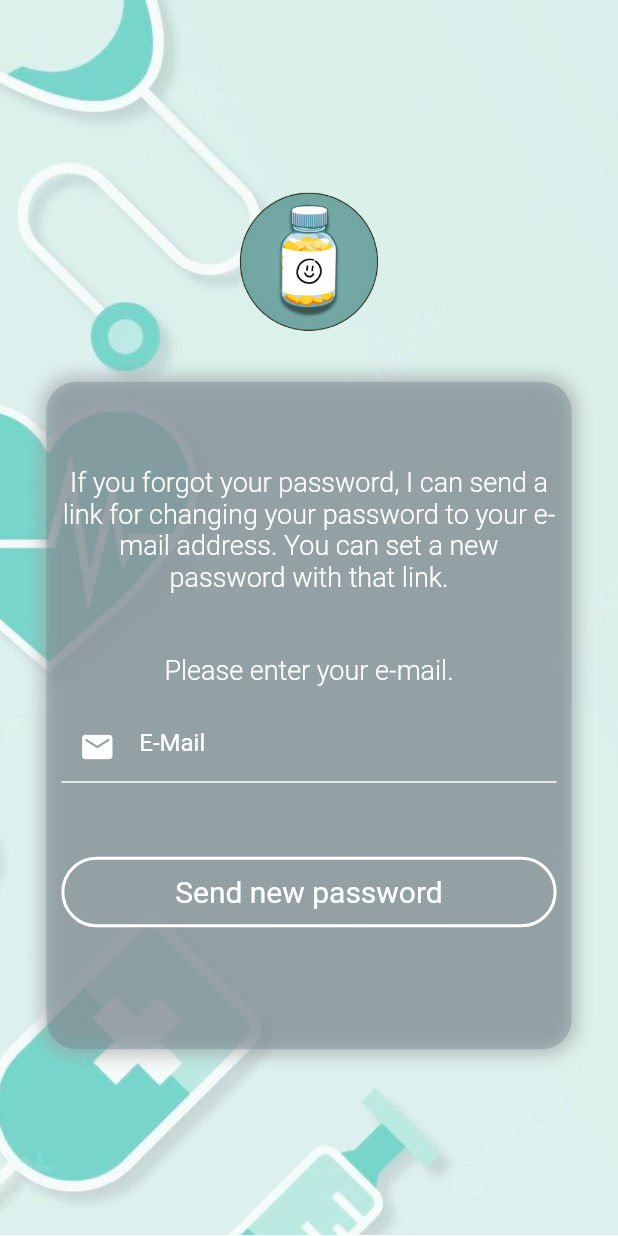
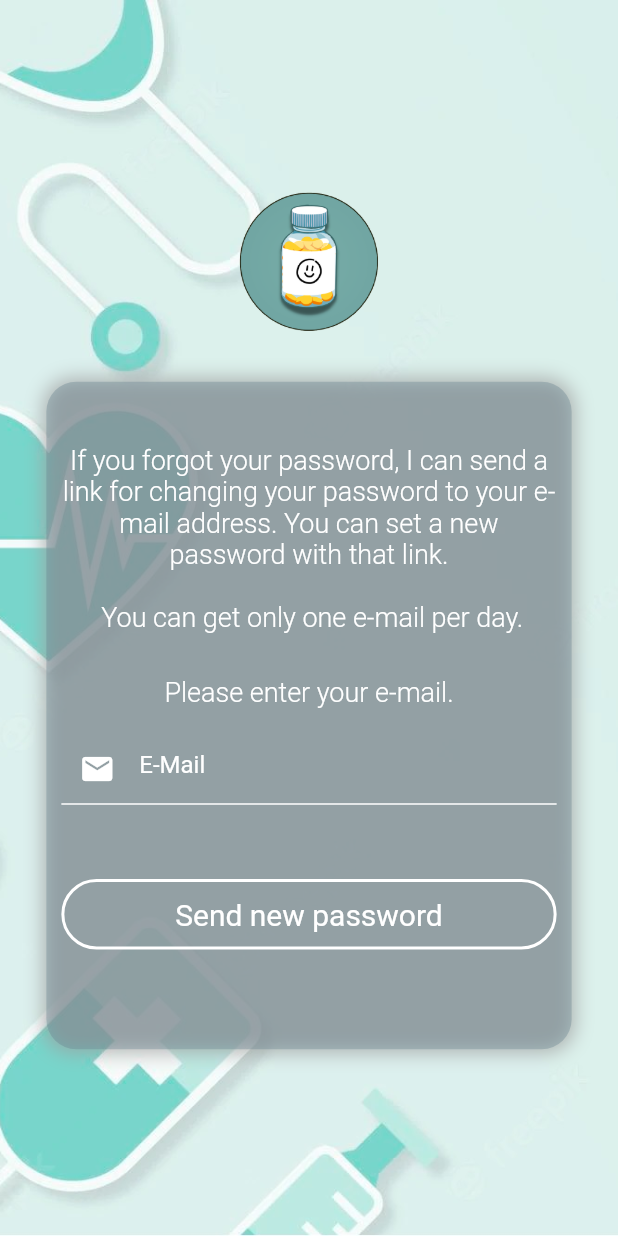
Before and after one commit to AthenaSenior/MedKit-development, a Flutter app: the LoginPage screen opened directly, after a tap on "Login to Med-Kit", after a tap on "I forget my password", on a phone screen of 412 x 824 dp. Run offline on Flutter 3.47's test engine with Material 2 defaults, Android fonts, the phone set to English and light mode, and no system bars; our stand-ins replace camera, cloud_firestore, firebase_auth, firebase_core, firebase_database, loading_animation_widget and 2 more; missing offline and left inert: google_mlkit_text_recognition; accounts and stored records are empty; network calls fail.

Commit message:
Forgot Password - Mail check + send reset e-mail + register error msg bugfix

```diff
--- a/lib/ForgotPasswordPage.dart
+++ b/lib/ForgotPasswordPage.dart
@@ -1,6 +1,9 @@
 import 'package:cloud_firestore/cloud_firestore.dart';
 import 'package:flutter/material.dart';
 import 'package:med_kit/service/auth.dart';
+import 'package:shared_preferences/shared_preferences.dart';
+import 'package:http/http.dart' as http;
+import 'dart:convert';
 
 class ForgotPasswordPage extends StatefulWidget {
   const ForgotPasswordPage({super.key});
@@ -11,11 +14,44 @@ class ForgotPasswordPage extends StatefulWidget {
 
 class ForgotPasswordPageState extends State<ForgotPasswordPage> {
   final TextEditingController _emailController = TextEditingController();
-  bool emailInvalid = false, emailValid = false;
+  bool emailInvalid = false, emailValid = false, wait = false;
   final FirebaseFirestore firestore = FirebaseFirestore.instance;
   final AuthService _authService = AuthService();
   String errorText = "";
   // Initialization of variables and instances
+
+  Future<void> saveDate() async {
+    SharedPreferences prefs = await SharedPreferences.getInstance();
+    DateTime now = DateTime.now();
+    String formattedDate = "${now.day}-${now.month}-${now.year}";
+    await prefs.setString("lastDate", formattedDate);
+  }
+
+  Future<DateTime?> getDate() async {
+    SharedPreferences prefs = await SharedPreferences.getInstance();
+    String savedDate = prefs.getString("lastDate") ?? "";
+    List<String> dateParts = savedDate.split("-");
+    if (dateParts.length != 3) {
+      return null;
+    }
+    int? year = int.tryParse(dateParts[2]);
+    int? month = int.tryParse(dateParts[1]);
+    int? day = int.tryParse(dateParts[0]);
+    if (year == null || month == null || day == null) {
+      return null;
+    }
+    return DateTime(year, month, day);
+  }
+
+  Future<void> setPasswordResetRequestLimit(bool limit) async {
+    SharedPreferences prefs = await SharedPreferences.getInstance();
+    prefs.setBool('wait', limit);
+  }
+
+  Future<bool?> getPasswordResetRequestLimit() async {
+    SharedPreferences prefs = await SharedPreferences.getInstance();
+    return prefs.getBool('wait');
+  }
 
   Future<bool> searchEmailInDb(String email)
   async {
@@ -33,6 +69,15 @@ class ForgotPasswordPageState extends State<ForgotPasswordPage> {
   @override
   void initState() {
     super.initState();
+    getDate().then((date)
+    {
+      DateTime dt = DateTime.now(); // BURAYI APİDEN GELECEK TARİH İLE DEĞİŞTİRELİM.
+      int? res = date?.difference(dt).inDays;
+      if(res! < 0)
+        {
+          setPasswordResetRequestLimit(false);
+        }
+    });
   }
 
   @override
@@ -76,7 +121,7 @@ class ForgotPasswordPageState extends State<ForgotPasswordPage> {
                         mainAxisAlignment: MainAxisAlignment.center,
                         children: [
                           const Text(
-                              "If you forgot your password, I can send a link for changing your password to your e-mail address. You can set a new password with that link.",
+                              "If you forgot your password, I can send a link for changing your password to your e-mail address. You can set a new password with that link. \n\n You can get only one e-mail per day.",
                               textAlign: TextAlign.center,
                               style: TextStyle(
                                   color: Colors.white,
@@ -84,7 +129,7 @@ class ForgotPasswordPageState extends State<ForgotPasswordPage> {
                                   fontWeight: FontWeight.w300)
                           ),
                           SizedBox(
-                            height: size.height * 0.05,
+                            height: size.height * 0.035,
                           ),
                           const Text(
                               "Please enter your e-mail.",
@@ -139,6 +184,12 @@ class ForgotPasswordPageState extends State<ForgotPasswordPage> {
                           ),
                           InkWell(
                             onTap: () {
+                              getPasswordResetRequestLimit().then((val)
+                              {
+                                if(val != null)
+                                  {
+                                    if(!val)
+                                      {
                                         if(_emailController.text.isEmpty)
                                         {
                                           setState(() {
@@ -156,6 +207,8 @@ class ForgotPasswordPageState extends State<ForgotPasswordPage> {
                                                 emailInvalid = false;
                                                 emailValid = true;
                                                 _authService.resetPassword(_emailController.text);
+                                                saveDate();
+                                                setPasswordResetRequestLimit(true); // Every user can request password reset one time in a day
                                               });
                                             }
                                             else{
@@ -166,6 +219,17 @@ class ForgotPasswordPageState extends State<ForgotPasswordPage> {
                                               });
                                             }});
                                         }
+                                      }
+                                    else{
+                                      setState(() {
+                                        emailInvalid = false;
+                                        emailValid = false;
+                                        wait = true;
+                                      });
+                                    }
+                                  }
+                              });
+
                               },
                             child: Container(
                               padding: const EdgeInsets.symmetric(vertical: 5),
@@ -200,6 +264,15 @@ class ForgotPasswordPageState extends State<ForgotPasswordPage> {
                                     fontSize: 16,
                                     fontWeight: FontWeight.w400)),
                           ),
+                          Visibility(
+                            visible: wait,
+                            child: const Text("Please wait before getting another reset password mail.",
+                                textAlign: TextAlign.center,
+                                style: TextStyle(
+                                    color: Colors.lightBlueAccent,
+                                    fontSize: 16,
+                                    fontWeight: FontWeight.w400)),
+                          ),
                         ],
                       ),
                     ),
```
Also changed, not shown: lib/service/auth.dart (+23 -1 lines). Lines whose indentation alone changed are shown as unchanged.
